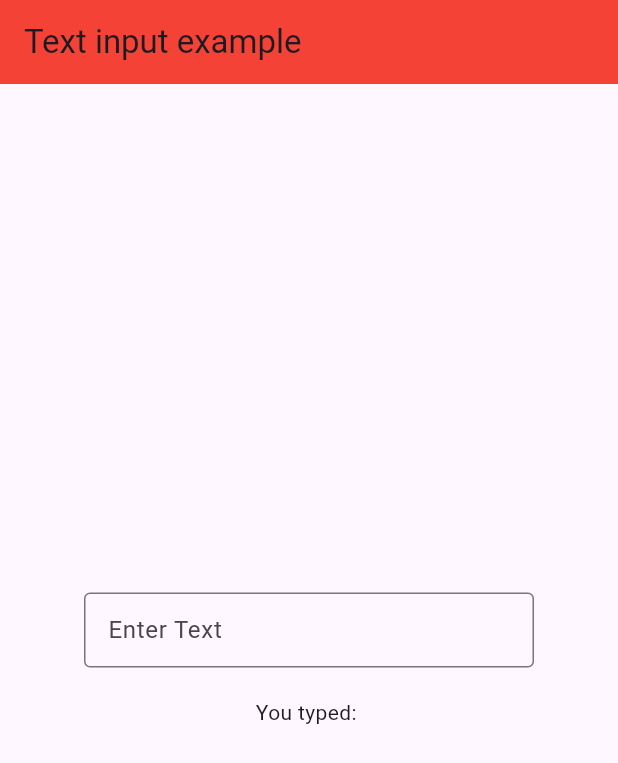
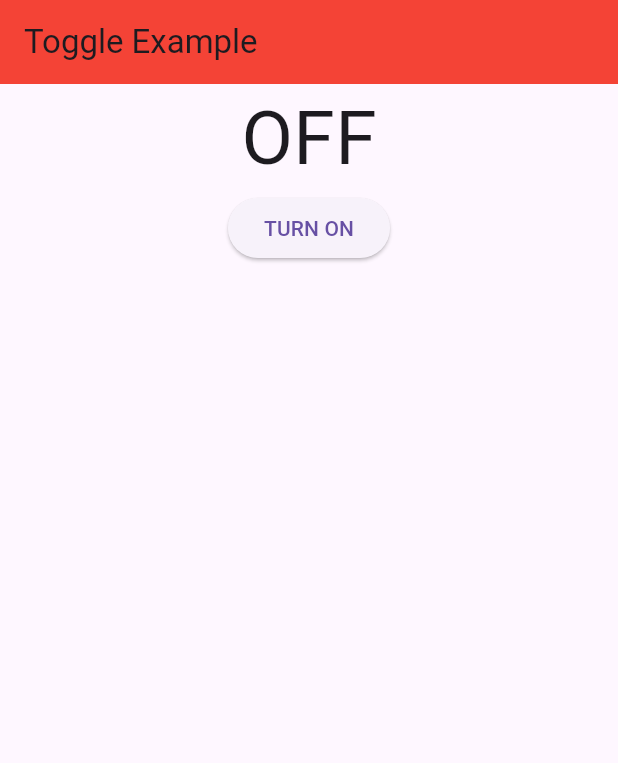
Before and after one commit to Visal2025/CounterandText, a Flutter app: the screen it shows after launch, on a phone screen of 412 x 824 dp. Shown: the top 763 px of the screen. Run offline on Flutter 3.47's test engine with Material 3 defaults, Android fonts, the light colour scheme and no system bars.

Commit message:
13/07/2025 new message

```diff
--- a/lib/main.dart
+++ b/lib/main.dart
@@ -1,5 +1,7 @@
+import 'package:counterproject/changecolor.dart';
 import 'package:counterproject/counter.dart';
 import 'package:counterproject/text.dart';
+import 'package:counterproject/toggle.dart';
 import 'package:flutter/material.dart';
 
 void main() {
@@ -13,7 +15,7 @@ class MyApp extends StatelessWidget {
   @override
   Widget build(BuildContext context) {
     return MaterialApp(
-      home:TextInputScreen(),
+      home:ToggleExample(),
       debugShowCheckedModeBanner: false,
      );
   }
--- /dev/null
+++ b/lib/toggle.dart
@@ -0,0 +1,36 @@
+import 'package:flutter/material.dart';
+
+class ToggleExample extends StatefulWidget{
+  @override
+  State<ToggleExample> createState() => _ToggleExampleState();
+}
+
+class _ToggleExampleState extends State<ToggleExample>{
+bool _isOn=false;
+
+void toggle() {
+  setState(() {
+    _isOn = !_isOn;
+  });
+}
+
+  @override
+  Widget build(BuildContext context){
+    return Scaffold(
+      appBar:
+      AppBar(backgroundColor: Colors.red,title: Text("Toggle Example")),
+      body: Center(
+        child: Column(
+          crossAxisAlignment: CrossAxisAlignment.center,
+          children: [
+            Text(_isOn? "ON":"OFF",style: TextStyle(fontSize: 50)),
+            ElevatedButton(onPressed: () {
+              toggle();
+              }, child:
+            Text(_isOn? "Turn OFF":"TURN ON"))
+          ],
+        ),
+      ),
+    );
+  }
+}
```
Also changed, not shown: lib/changecolor.dart (added, +49 -0 lines).
